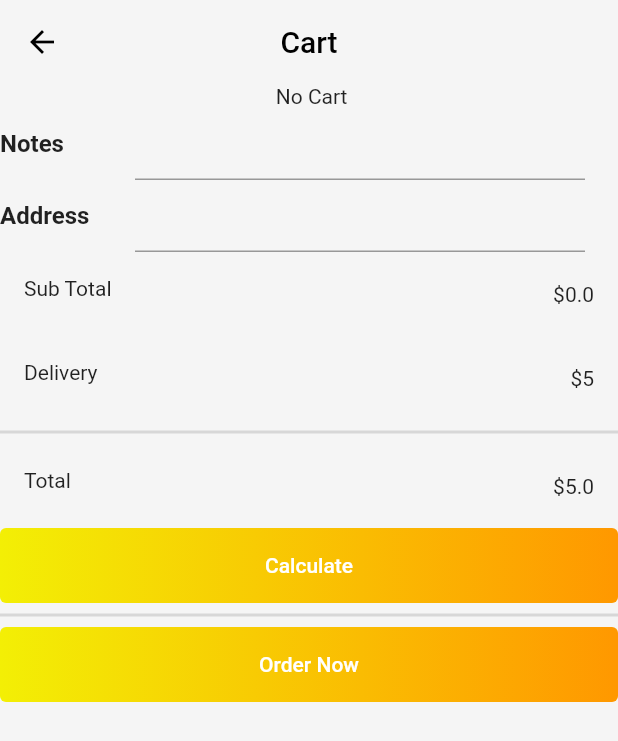
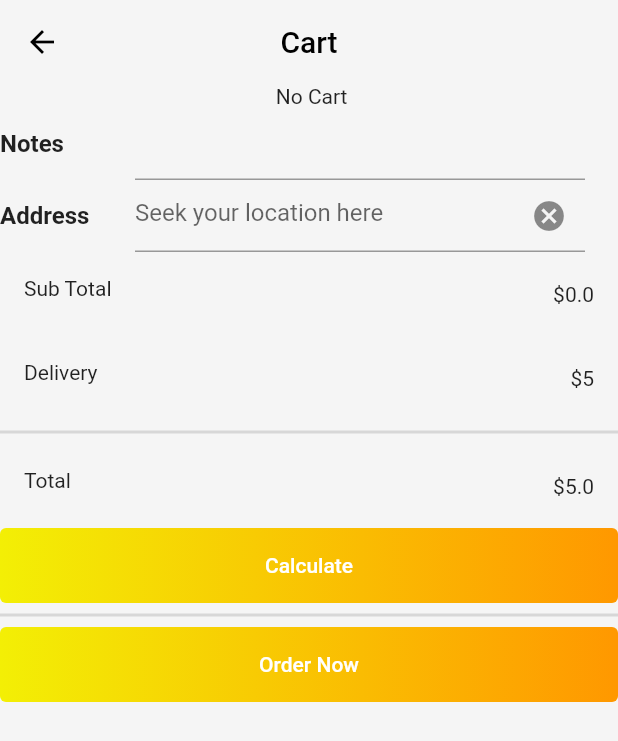
Before and after one commit to softtechforgeeks/Food-Bazaar-App, a Flutter app: the CheckOutPage screen opened directly, on a phone screen of 412 x 824 dp. Shown: the top 741 px of the screen. Run offline on Flutter 3.47's test engine with Material 2 defaults, Android fonts, the phone set to English and light mode, and no system bars; our stand-ins replace cloud_firestore, equatable, firebase_auth, firebase_core, firebase_storage, flutter_svg and 9 more; missing offline and left inert: cloud_firestore_web, firebase_analytics_web, firebase_auth_web, firebase_core_web, firebase_storage_web, google_place and 2 more; accounts and stored records are empty; project files that could hold a hidden picture were left out.

Commit message:
Update checkout_body.dart

```diff
--- a/lib/screens/details/checkout/checkout_body.dart
+++ b/lib/screens/details/checkout/checkout_body.dart
@@ -10,6 +10,13 @@ import 'package:flutter_login_ui/widgets/my_button.dart';
 import 'package:flutter_login_ui/widgets/single_cart_item.dart';
 import 'package:fluttertoast/fluttertoast.dart';
 import 'package:provider/provider.dart';
+import 'dart:convert';
+
+import 'package:flutter/material.dart';
+import 'package:google_place/google_place.dart';
+
+import 'package:http/http.dart' as http;
+import 'package:uuid/uuid.dart';
 
 class CheckBody extends StatefulWidget {
   const CheckBody({Key? key}) : super(key: key);
@@ -19,13 +26,61 @@ class CheckBody extends StatefulWidget {
 }
 
 class _CheckBodyState extends State<CheckBody> {
+  double subTotal = 0.0;
+  final notesController = TextEditingController();
+  final addrController = TextEditingController();
+  DatabaseService database = DatabaseService();
+  List<CartModel> orderList = [];
+
+  var _controller = TextEditingController();
+  var uuid = new Uuid();
+  String _sessionToken = '1234567890';
+  List<dynamic> _placeList = [];
+
+  @override
+  void initState() {
+    super.initState();
+    _controller.addListener(() {
+      _onChanged();
+    });
+  }
+
+  _onChanged() {
+    if (_sessionToken == null) {
+      setState(() {
+        _sessionToken = uuid.v4();
+      });
+    }
+    getSuggestion(_controller.text);
+  }
+
+  void getSuggestion(String input) async {
+    String kPLACES_API_KEY = "AIzaSyDXdESNtAANbXKvY15Q10MlqjkWaNtVufM";
+    String type = '(regions)';
+
+    try {
+      String baseURL =
+          'https://maps.googleapis.com/maps/api/place/autocomplete/json';
+      String request =
+          '$baseURL?input=$input&key=$kPLACES_API_KEY&sessiontoken=$_sessionToken';
+      var response = await http.get(Uri.parse(request));
+      var data = json.decode(response.body);
+      print('mydata');
+      print(data);
+      if (response.statusCode == 200) {
+        setState(() {
+          _placeList = json.decode(response.body)['predictions'];
+        });
+      } else {
+        throw Exception('Failed to load predictions');
+      }
+    } catch (e) {
+      // toastMessage('success');
+    }
+  }
+
   @override
   Widget build(BuildContext context) {
-    double subTotal = 0.0;
-    final notesController = TextEditingController();
-    final addrController = TextEditingController();
-    DatabaseService database = DatabaseService();
-    List<CartModel> orderList = [];
     String uid = Provider.of<UserModel>(context).uid!;
     return Container(
       child: ListView(
@@ -132,7 +187,7 @@ class _CheckBodyState extends State<CheckBody> {
                   ],
                 ),
                 Row(
-                  children: [
+                  children: <Widget>[
                     const SizedBox(
                       width: 90,
                       child: Text(
@@ -146,6 +201,19 @@ class _CheckBodyState extends State<CheckBody> {
                     SizedBox(
                       width: 300,
                       child: TextField(
+                        controller: _controller,
+                        decoration: InputDecoration(
+                          hintText: "Seek your location here",
+                          focusColor: Colors.white,
+                          floatingLabelBehavior: FloatingLabelBehavior.never,
+                          //  prefixIcon: Icon(Icons.map),
+                          suffixIcon: IconButton(
+                            icon: Icon(Icons.cancel),
+                            onPressed: () {
+                              _controller.clear();
+                            },
+                          ),
+                        ),
                         onChanged: (value) {
                           addrController.text = value;
                           // print(addrController.text);
@@ -159,6 +227,22 @@ class _CheckBodyState extends State<CheckBody> {
                         textInputAction: TextInputAction.next,
                       ),
                     ),
+                    Expanded(
+                      child: ListView.builder(
+                        physics: NeverScrollableScrollPhysics(),
+                        shrinkWrap: true,
+                        itemCount: _placeList.length,
+                        itemBuilder: (context, index) {
+                          return GestureDetector(
+                            onTap: () async {},
+                            child: ListTile(
+                              title: Text(addrController.text =
+                                  _placeList[index]["description"]),
+                            ),
+                          );
+                        },
+                      ),
+                    )
                   ],
                 ),
                 ListTile(
```
